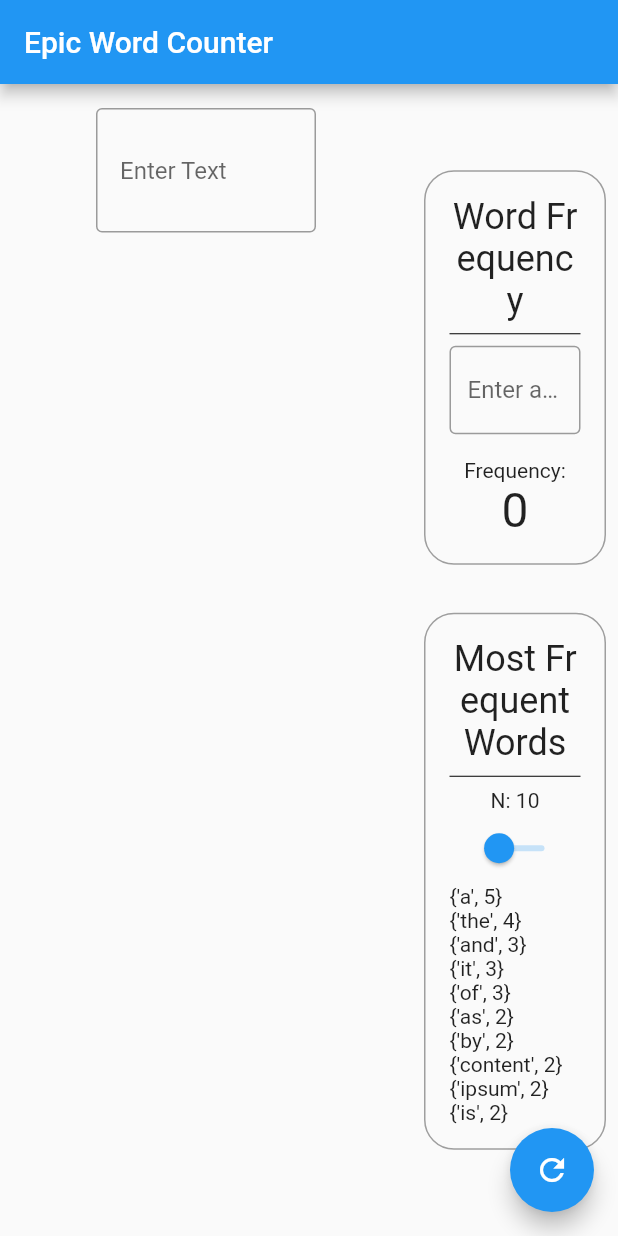
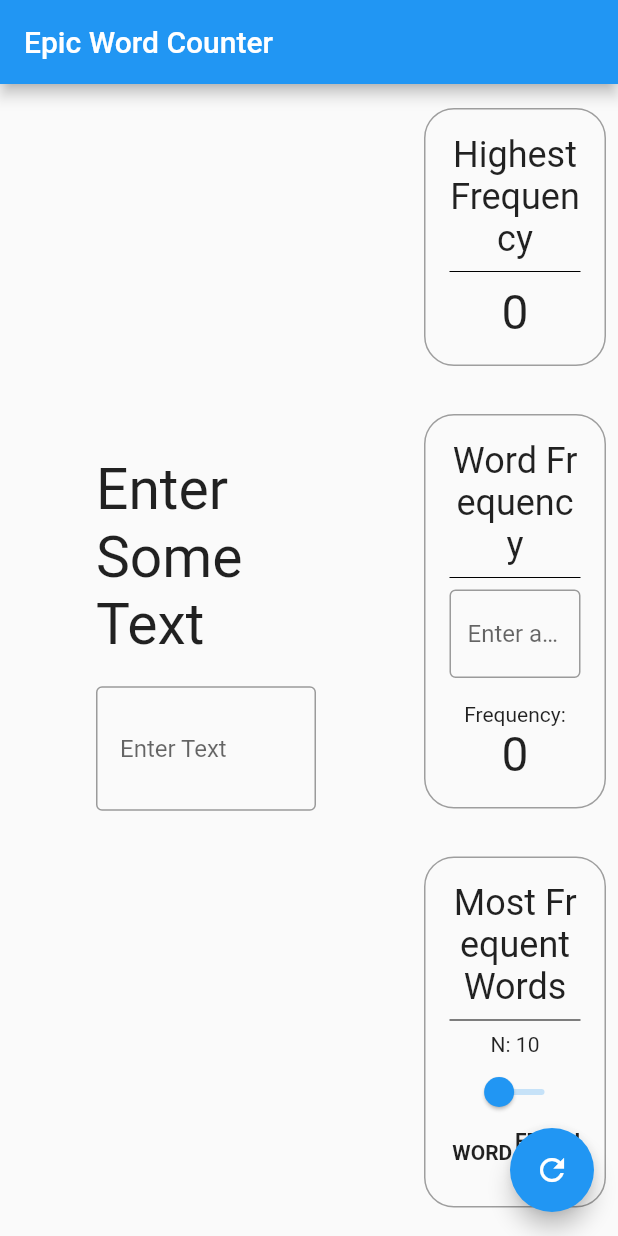
Before and after one commit to iamwalter/ordina_assignment, a Flutter app: the screen it shows after launch, on a phone screen of 412 x 824 dp. Run offline on Flutter 3.47's test engine with Material 2 defaults, Android fonts, the phone set to English and light mode, and no system bars.

Commit message:
add last information item and display wordfrequencies nicer

```diff
--- a/lib/presentation/home_page.dart
+++ b/lib/presentation/home_page.dart
@@ -50,8 +50,16 @@ class _MyHomePageState extends State<MyHomePage> {
                     horizontal: 8.0,
                   ),
                   child: SingleChildScrollView(
+                    controller: ScrollController(),
                     child: Column(
                       children: [
+                        InformationBox(
+                          title: "Highest Frequency",
+                          child: Text(
+                            "${store.highestFrequency}",
+                            style: const TextStyle(fontSize: 32.0),
+                          ),
+                        ),
                         InformationBox(
                           title: "Word Frequency",
                           child: Column(
@@ -79,7 +87,7 @@ class _MyHomePageState extends State<MyHomePage> {
                         InformationBox(
                           title: "Most Frequent Words",
                           child: SingleChildScrollView(
-                            physics: ScrollPhysics(),
+                            physics: const ScrollPhysics(),
                             child: Column(
                               children: [
                                 Text("N: ${store.nWords}"),
@@ -93,14 +101,56 @@ class _MyHomePageState extends State<MyHomePage> {
                                   onChanged: (value) =>
                                       store.onNWordsChange(value),
                                 ),
+                                Row(
+                                  mainAxisAlignment: MainAxisAlignment.center,
+                                  children: [
+                                    Expanded(
+                                      child: Container(
+                                        alignment: Alignment.center,
+                                        child: const Text(
+                                          "WORD",
+                                          style: TextStyle(
+                                              fontWeight: FontWeight.bold),
+                                        ),
+                                      ),
+                                    ),
+                                    Expanded(
+                                      child: Container(
+                                        alignment: Alignment.center,
+                                        child: const Text(
+                                          "FREQUENCY",
+                                          style: TextStyle(
+                                              fontWeight: FontWeight.bold),
+                                        ),
+                                      ),
+                                    ),
+                                  ],
+                                ),
+                                const SizedBox(height: 4.0),
                                 ListView.builder(
-                                  physics: NeverScrollableScrollPhysics(),
+                                  physics: const NeverScrollableScrollPhysics(),
                                   shrinkWrap: true,
                                   itemCount: store.wordFrequencies.length,
                                   itemBuilder: (context, i) {
-                                    final items = store.wordFrequencies;
+                                    final item = store.wordFrequencies[i];
 
-                                    return Text(items[i].toString());
+                                    return Padding(
+                                      padding: const EdgeInsets.symmetric(
+                                          vertical: 2.0),
+                                      child: Row(
+                                        children: [
+                                          Expanded(
+                                              child: Container(
+                                                  alignment: Alignment.center,
+                                                  child: Text(item.word))),
+                                          Expanded(
+                                              child: Container(
+                                                  alignment: Alignment.center,
+                                                  child: Text(
+                                                      "${item.frequency}"))),
+                                        ],
+                                      ),
+                                    );
                                   },
                                 ),
                               ],
--- a/lib/presentation/main_text.dart
+++ b/lib/presentation/main_text.dart
@@ -12,8 +12,12 @@ class MainText extends StatelessWidget {
       builder: (context, store, child) {
         return Padding(
           padding: const EdgeInsets.symmetric(horizontal: 64.0, vertical: 16.0),
+          child: SingleChildScrollView(
+            controller: ScrollController(),
             child: Column(
               children: [
+                Text("Enter Some Text", style: const TextStyle(fontSize: 38.0)),
+                SizedBox(height: 18.0),
                 TextField(
                   onChanged: (str) => store.onTextChange(str),
                   keyboardType: TextInputType.multiline,
@@ -28,6 +32,7 @@ class MainText extends StatelessWidget {
                 const SizedBox(height: 32.0),
               ],
             ),
+          ),
         );
       },
     );
--- a/lib/word_analyzer_notifier.dart
+++ b/lib/word_analyzer_notifier.dart
@@ -9,11 +9,11 @@ class WordAnalyzerNotifier extends ChangeNotifier {
   }
 
   String word = "";
-  String text =
-      "It is a long established fact that a reader will be distracted by the readable content of a page when looking at its layout. The point of using Lorem Ipsum is that it has a more-or-less normal distribution of letters, as opposed to using 'Content here, content here', making it look like readable English. Many desktop publishing packages and web page editors now use Lorem Ipsum as their default model text, and a search for 'lorem ipsum' will uncover many web sites still in their infancy. Various versions have evolved over the years, sometimes by accident, sometimes on purpose (injected humour and the like).";
+  String text = "";
 
   int nWords = 10;
   int frequencyForWord = 0;
+  int highestFrequency = 0;
   List<WordFrequency> wordFrequencies = [];
 
   void _handle() {
@@ -21,6 +21,7 @@ class WordAnalyzerNotifier extends ChangeNotifier {
         wordFrequencyAnalyzer.calculateFrequencyForWord(text, word);
     wordFrequencies =
         wordFrequencyAnalyzer.calculateMostFrequentNWords(text, nWords);
+    highestFrequency = wordFrequencyAnalyzer.calculateHighestFrequency(text);
 
     notifyListeners();
   }
```
Lines whose indentation alone changed are shown as unchanged.
